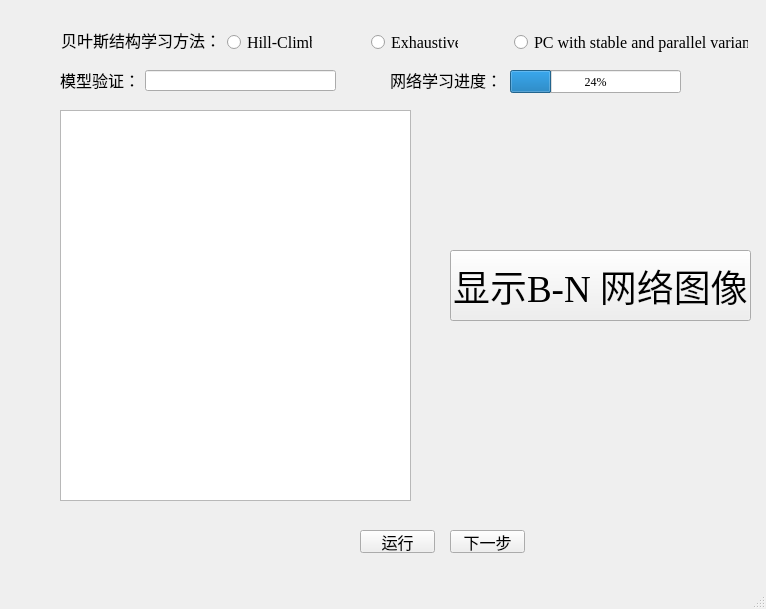
First picture: the form in dataprocessing.ui, repository markencoder/bayesianlab, before the edit.
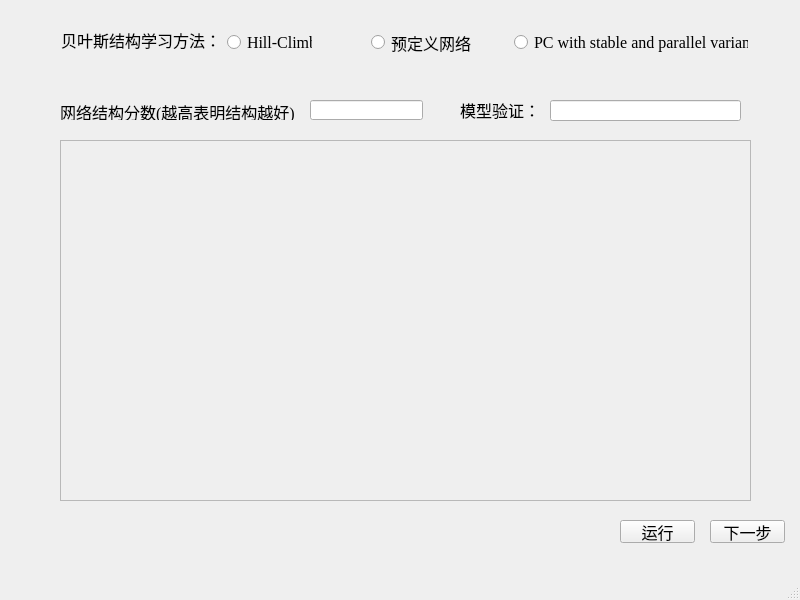
Second picture: the form after the edit.

What changed in the file:
```diff
--- a/dataprocessing.ui
+++ b/dataprocessing.ui
@@ -6,8 +6,8 @@
    <rect>
     <x>0</x>
     <y>0</y>
-    <width>766</width>
-    <height>609</height>
+    <width>800</width>
+    <height>600</height>
    </rect>
   </property>
   <property name="font">
@@ -22,8 +22,8 @@
    <widget class="QPushButton" name="learningButton">
     <property name="geometry">
      <rect>
-      <x>360</x>
-      <y>530</y>
+      <x>620</x>
+      <y>520</y>
       <width>75</width>
       <height>23</height>
      </rect>
@@ -41,8 +41,8 @@
    <widget class="QPushButton" name="Nextbutton2">
     <property name="geometry">
      <rect>
-      <x>450</x>
-      <y>530</y>
+      <x>710</x>
+      <y>520</y>
       <width>75</width>
       <height>23</height>
      </rect>
@@ -57,16 +57,6 @@
      <string>下一步</string>
     </property>
    </widget>
-   <widget class="QTableView" name="graphview">
-    <property name="geometry">
-     <rect>
-      <x>60</x>
-      <y>110</y>
-      <width>351</width>
-      <height>391</height>
-     </rect>
-    </property>
-   </widget>
    <widget class="QRadioButton" name="Method1Button">
     <property name="geometry">
      <rect>
@@ -113,7 +103,7 @@
      <rect>
       <x>371</x>
       <y>31</y>
-      <width>87</width>
+      <width>111</width>
       <height>23</height>
      </rect>
     </property>
@@ -124,7 +114,7 @@
      </font>
     </property>
     <property name="text">
-     <string>Exhaustive</string>
+     <string>预定义网络</string>
     </property>
     <attribute name="buttonGroup">
      <string notr="true">buttonGroup</string>
@@ -155,8 +145,8 @@
    <widget class="QLineEdit" name="v_result">
     <property name="geometry">
      <rect>
-      <x>145</x>
-      <y>70</y>
+      <x>550</x>
+      <y>100</y>
       <width>191</width>
       <height>21</height>
      </rect>
@@ -165,8 +155,8 @@
    <widget class="QLabel" name="label_2">
     <property name="geometry">
      <rect>
-      <x>60</x>
-      <y>70</y>
+      <x>460</x>
+      <y>100</y>
       <width>80</width>
       <height>19</height>
      </rect>
@@ -181,67 +171,63 @@
      <string>模型验证：</string>
     </property>
    </widget>
-   <widget class="QPushButton" name="BNButton">
+   <widget class="QScrollArea" name="scrollArea">
     <property name="geometry">
      <rect>
-      <x>450</x>
-      <y>250</y>
-      <width>301</width>
-      <height>71</height>
+      <x>60</x>
+      <y>140</y>
+      <width>691</width>
+      <height>361</height>
      </rect>
     </property>
-    <property name="font">
-     <font>
-      <family>Times New Roman</family>
-      <pointsize>28</pointsize>
-     </font>
+    <property name="widgetResizable">
+     <bool>true</bool>
     </property>
-    <property name="focusPolicy">
-     <enum>Qt::StrongFocus</enum>
-    </property>
-    <property name="layoutDirection">
-     <enum>Qt::LeftToRight</enum>
-    </property>
-    <property name="autoFillBackground">
-     <bool>false</bool>
-    </property>
-    <property name="text">
-     <string>显示B-N 网络图像</string>
-    </property>
-    <property name="autoDefault">
-     <bool>false</bool>
-    </property>
-   </widget>
-   <widget class="QProgressBar" name="progressBar">
-    <property name="geometry">
-     <rect>
-      <x>510</x>
-      <y>70</y>
-      <width>171</width>
-      <height>23</height>
-     </rect>
-    </property>
-    <property name="value">
-     <number>24</number>
-    </property>
+    <widget class="QWidget" name="scrollAreaWidgetContents">
+     <property name="geometry">
+      <rect>
+       <x>0</x>
+       <y>0</y>
+       <width>689</width>
+       <height>359</height>
+      </rect>
+     </property>
+     <layout class="QGridLayout" name="gridLayout">
+      <item row="0" column="0">
+       <widget class="QLabel" name="figurelabel">
+        <property name="text">
+         <string/>
+        </property>
+       </widget>
+      </item>
+     </layout>
+    </widget>
    </widget>
    <widget class="QLabel" name="label_3">
     <property name="geometry">
      <rect>
-      <x>390</x>
-      <y>70</y>
-      <width>111</width>
-      <height>19</height>
+      <x>60</x>
+      <y>100</y>
+      <width>241</width>
+      <height>20</height>
      </rect>
     </property>
-    <property name="font">
-     <font>
-      <family>Times New Roman</family>
-      <pointsize>12</pointsize>
-     </font>
-    </property>
     <property name="text">
-     <string>网络学习进度：</string>
+     <string>&lt;!DOCTYPE HTML PUBLIC &quot;-//W3C//DTD HTML 4.0//EN&quot; &quot;http://www.w3.org/TR/REC-html40/strict.dtd&quot;&gt;
+&lt;html&gt;&lt;head&gt;&lt;meta name=&quot;qrichtext&quot; content=&quot;1&quot; /&gt;&lt;style type=&quot;text/css&quot;&gt;
+p, li { white-space: pre-wrap; }
+&lt;/style&gt;&lt;/head&gt;&lt;body style=&quot; font-family:'SimSun'; font-size:9pt; font-weight:400; font-style:normal;&quot;&gt;
+&lt;p style=&quot; margin-top:12px; margin-bottom:12px; margin-left:0px; margin-right:0px; -qt-block-indent:0; text-indent:0px;&quot;&gt;&lt;span style=&quot; font-size:12pt;&quot;&gt;网络结构分数(越高表明结构越好)&lt;/span&gt;&lt;/p&gt;&lt;/body&gt;&lt;/html&gt;</string>
+    </property>
+   </widget>
+   <widget class="QLineEdit" name="score">
+    <property name="geometry">
+     <rect>
+      <x>310</x>
+      <y>100</y>
+      <width>113</width>
+      <height>20</height>
+     </rect>
     </property>
    </widget>
   </widget>
```
Left out of the diff: 2 changed lines with no effect on the pictures.
